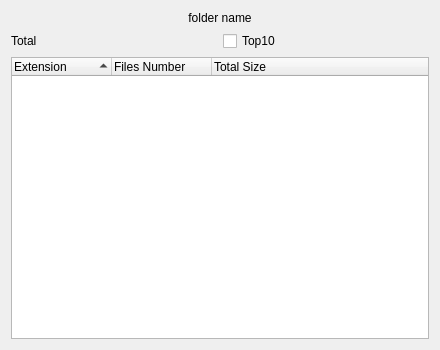
artemvlas/veretino, file src/foldercontentsdialog.ui: the form before one commit.
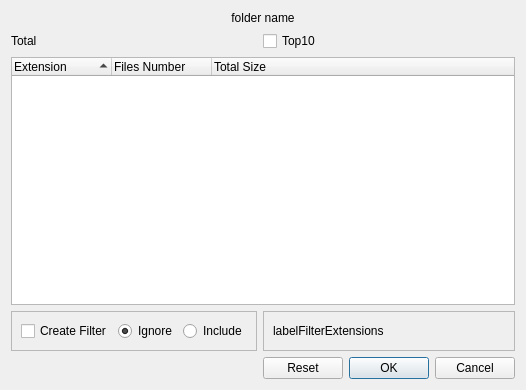
The form after the commit.

Commit message: [FolderContentsDialog] added the ability to create a Filter rule

The edit to the form file:
```diff
--- a/src/foldercontentsdialog.ui
+++ b/src/foldercontentsdialog.ui
@@ -6,39 +6,15 @@
    <rect>
     <x>0</x>
     <y>0</y>
-    <width>440</width>
-    <height>350</height>
+    <width>446</width>
+    <height>390</height>
    </rect>
   </property>
   <property name="windowTitle">
    <string>Folder contents</string>
   </property>
   <layout class="QGridLayout" name="gridLayout">
-   <item row="1" column="0">
-    <widget class="QLabel" name="labelTotal">
-     <property name="text">
-      <string>Total</string>
-     </property>
-    </widget>
-   </item>
-   <item row="1" column="1">
-    <widget class="QCheckBox" name="checkBox_Top10">
-     <property name="text">
-      <string>Top10</string>
-     </property>
-    </widget>
-   </item>
-   <item row="0" column="0" colspan="2">
-    <widget class="QLabel" name="labelFolderName">
-     <property name="text">
-      <string>folder name</string>
-     </property>
-     <property name="alignment">
-      <set>Qt::AlignCenter</set>
-     </property>
-    </widget>
-   </item>
-   <item row="2" column="0" colspan="2">
+   <item row="3" column="0" colspan="2">
     <widget class="QTreeWidget" name="treeWidget">
      <property name="rootIsDecorated">
       <bool>false</bool>
@@ -63,6 +39,98 @@
      </column>
     </widget>
    </item>
+   <item row="1" column="1">
+    <widget class="QCheckBox" name="checkBox_Top10">
+     <property name="text">
+      <string>Top10</string>
+     </property>
+    </widget>
+   </item>
+   <item row="0" column="0" colspan="2">
+    <widget class="QLabel" name="labelFolderName">
+     <property name="text">
+      <string>folder name</string>
+     </property>
+     <property name="alignment">
+      <set>Qt::AlignCenter</set>
+     </property>
+    </widget>
+   </item>
+   <item row="1" column="0">
+    <widget class="QLabel" name="labelTotal">
+     <property name="text">
+      <string>Total</string>
+     </property>
+    </widget>
+   </item>
+   <item row="4" column="0">
+    <widget class="QFrame" name="frame">
+     <property name="frameShape">
+      <enum>QFrame::StyledPanel</enum>
+     </property>
+     <property name="frameShadow">
+      <enum>QFrame::Raised</enum>
+     </property>
+     <layout class="QHBoxLayout" name="horizontalLayout">
+      <item>
+       <widget class="QCheckBox" name="checkBox_CreateFilter">
+        <property name="text">
+         <string>Create Filter</string>
+        </property>
+       </widget>
+      </item>
+      <item>
+       <widget class="QRadioButton" name="rbIgnore">
+        <property name="enabled">
+         <bool>true</bool>
+        </property>
+        <property name="text">
+         <string>Ignore</string>
+        </property>
+        <property name="checked">
+         <bool>true</bool>
+        </property>
+       </widget>
+      </item>
+      <item>
+       <widget class="QRadioButton" name="rbInclude">
+        <property name="enabled">
+         <bool>true</bool>
+        </property>
+        <property name="text">
+         <string>Include</string>
+        </property>
+       </widget>
+      </item>
+     </layout>
+    </widget>
+   </item>
+   <item row="4" column="1">
+    <widget class="QFrame" name="frame_filterExtensions">
+     <property name="frameShape">
+      <enum>QFrame::StyledPanel</enum>
+     </property>
+     <property name="frameShadow">
+      <enum>QFrame::Raised</enum>
+     </property>
+     <layout class="QHBoxLayout" name="horizontalLayout_2">
+      <item>
+       <widget class="QLabel" name="labelFilterExtensions">
+        <property name="text">
+         <string>labelFilterExtensions</string>
+        </property>
+       </widget>
+      </item>
+     </layout>
+    </widget>
+   </item>
+   <item row="5" column="1">
+    <widget class="QDialogButtonBox" name="buttonBox">
+     <property name="standardButtons">
+      <set>QDialogButtonBox::Cancel|QDialogButtonBox::Ok|QDialogButtonBox::Reset</set>
+     </property>
+    </widget>
+   </item>
   </layout>
  </widget>
  <resources/>
```
The commit also changes 5 other files.
